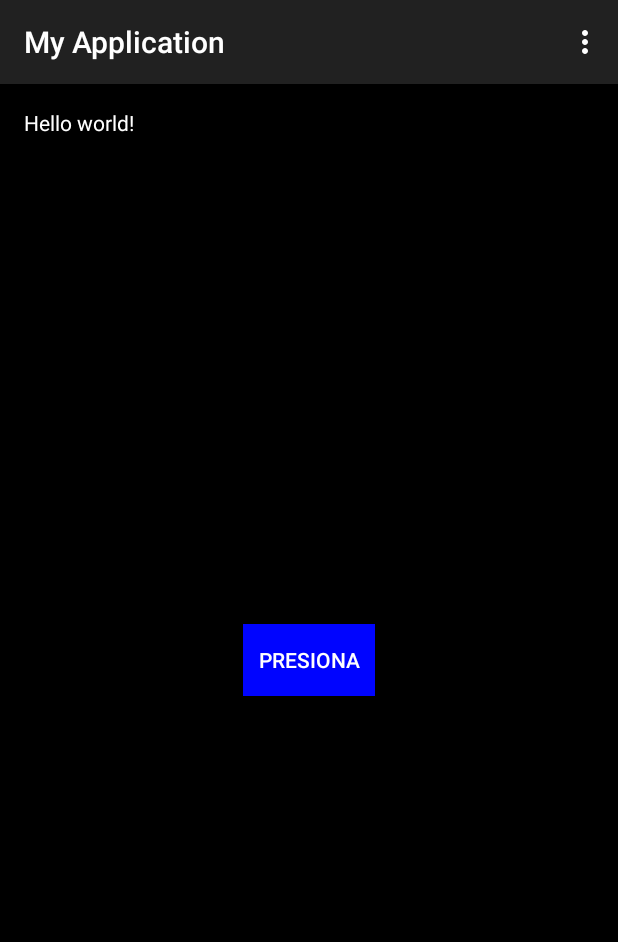
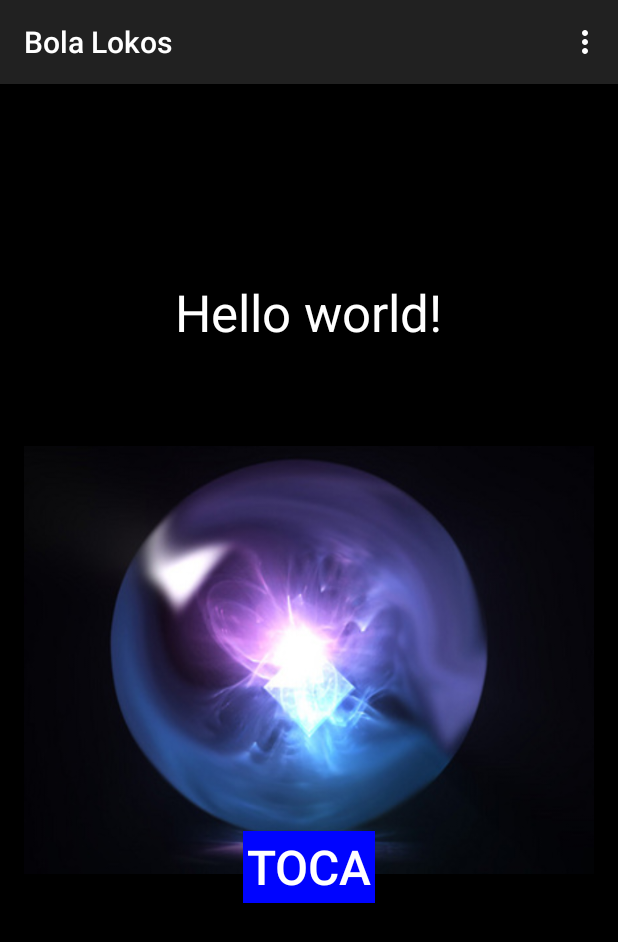
Before and after one commit to magnum89/FirstOja, an Android app: the screen it shows after launch (MainActivity), on a phone screen of 412 x 824 dp. Shown: the top 942 px of the screen. Run offline under Robolectric (Android 15) with nearby library versions, the phone set to English and light mode, and no system bars.

Commit message:
Foto y thema
agregando un fondo y modificando el xml

```diff
--- a/app/src/main/AndroidManifest.xml
+++ b/app/src/main/AndroidManifest.xml
@@ -9,7 +9,8 @@
         android:theme="@style/AppTheme" >
         <activity
             android:name=".MainActivity"
-            android:label="@string/app_name" >
+            android:label="@string/app_name"
+            android:screenOrientation="portrait">
             <intent-filter>
                 <action android:name="android.intent.action.MAIN" />
 
--- a/app/src/main/java/ingtech/com/myapplication/BolaDeCristal.java
+++ b/app/src/main/java/ingtech/com/myapplication/BolaDeCristal.java
@@ -13,7 +13,9 @@ public class BolaDeCristal {
                 "Hola",
                 "Chao",
                 "Suerte",
-                "Sayonara"
+                "Sayonara",
+                "Suerte Papa",
+                "Te jodistes"
         };
         Random genAlea = new Random();
         int numAlea = genAlea.nextInt(respuestas.length);//selecciona un numero alea de 0- 3 el 4 no entra /con.length me ahorro eso
--- a/app/src/main/res/layout/activity_main.xml
+++ b/app/src/main/res/layout/activity_main.xml
@@ -8,25 +8,39 @@
 
     <TextView android:text="@string/hello_world" android:layout_width="wrap_content"
         android:layout_height="wrap_content"
-        android:textColor="#ffffffff" />
+        android:textColor="#ffffffff"
+        android:id="@+id/textView"
+        android:layout_marginBottom="47dp"
+        android:layout_above="@+id/imageView"
+        android:layout_centerHorizontal="true"
+        android:textSize="34sp" />
 
     <Button
         android:layout_width="wrap_content"
         android:layout_height="wrap_content"
-        android:text="Presiona"
+        android:text="Toca"
         android:id="@+id/button01"
-        android:layout_centerVertical="true"
+        android:textColor="#ffffffff"
+        android:background="#ff0004ff"
+        android:layout_alignBottom="@+id/imageView"
         android:layout_centerHorizontal="true"
-        android:textColor="#ffffffff"
-        android:background="#ff0004ff" />
+        android:textSize="32sp" />
 
     <TextView
         android:layout_width="wrap_content"
         android:layout_height="wrap_content"
         android:id="@+id/textView01"
-        android:layout_below="@+id/button01"
-        android:layout_centerHorizontal="true"
-        android:layout_marginTop="72dp"
-        android:textColor="#ffffffff" />
+        android:textColor="#ffffffff"
+        android:textSize="30sp"
+        android:layout_alignParentBottom="true"
+        android:layout_centerHorizontal="true" />
+
+    <ImageView
+        android:layout_width="wrap_content"
+        android:layout_height="wrap_content"
+        android:id="@+id/imageView"
+        android:src="@mipmap/crystall_ball"
+        android:layout_centerVertical="true"
+        android:layout_centerHorizontal="true" />
 
 </RelativeLayout>
--- a/app/src/main/res/values/strings.xml
+++ b/app/src/main/res/values/strings.xml
@@ -1,5 +1,5 @@
 <resources>
-    <string name="app_name">My Application</string>
+    <string name="app_name">Bola Lokos</string>
 
     <string name="hello_world">Hello world!</string>
     <string name="action_settings">Settings</string>
```
Also changed, not shown: app/src/main/res/mipmap-mdpi/crystall_ball.jpg (added).
